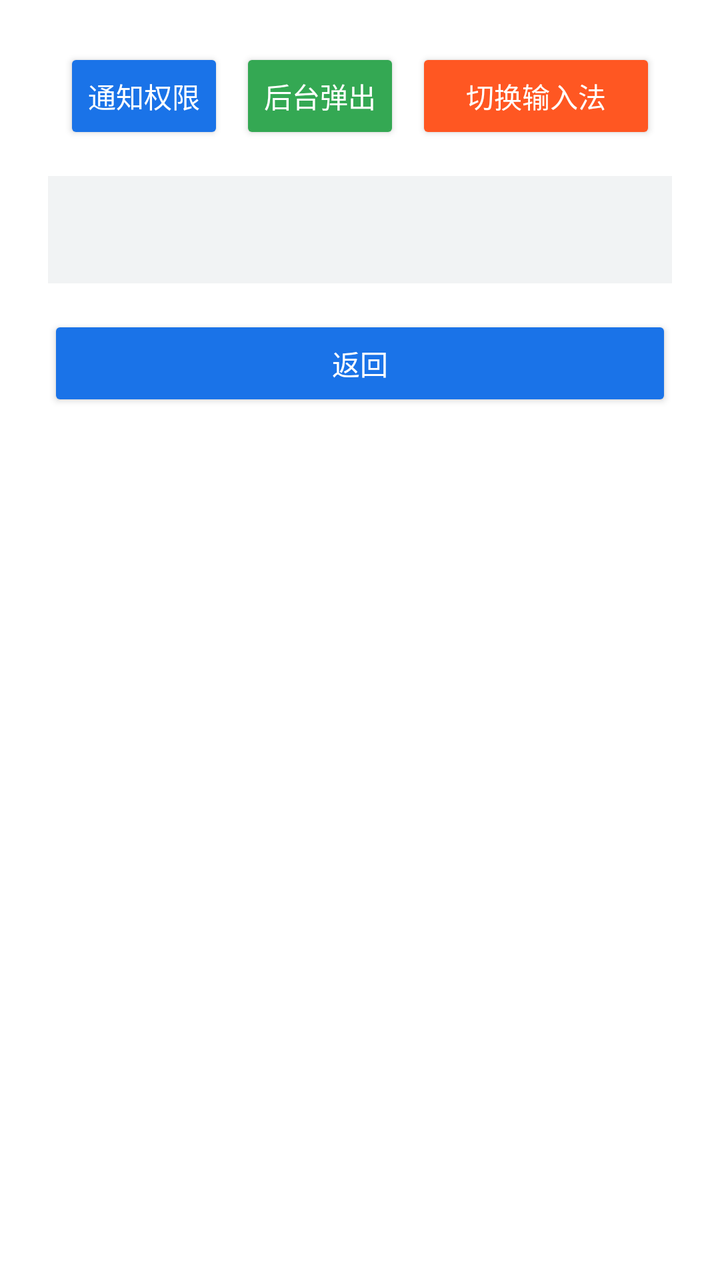
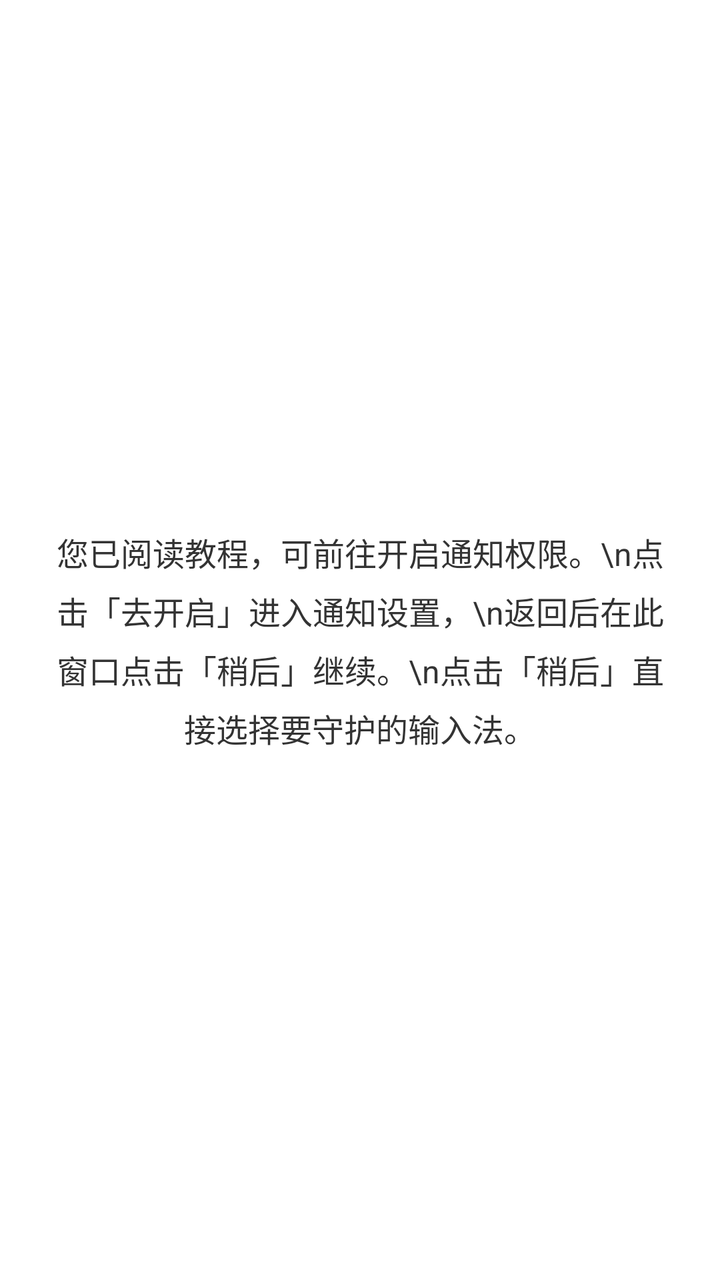

Screens rendered from an Android XML layout before and after an edit, with the pre-edit source and the edit as a unified diff.
<!-- AndroidManifest.xml: fallback theme Theme.MaterialComponents.DayNight.NoActionBar -->
<!-- res/layout/dialog_tutorial.xml -->
<?xml version="1.0" encoding="utf-8"?>
<LinearLayout xmlns:android="http://schemas.android.com/apk/res/android"
    android:layout_width="match_parent"
    android:layout_height="wrap_content"
    android:orientation="vertical"
    android:padding="24dp">

    <LinearLayout
        android:layout_width="match_parent"
        android:layout_height="wrap_content"
        android:orientation="horizontal"
        android:gravity="center"
        android:layout_marginBottom="16dp">

        <Button
            android:id="@+id/btn_tab_notification"
            android:layout_width="wrap_content"
            android:layout_height="wrap_content"
            android:text="通知权限"
            android:singleLine="true"
            android:minWidth="80dp"
            android:padding="8dp"
            android:backgroundTint="#1A73E8"
            android:textColor="#FFFFFF"
            android:layout_marginEnd="4dp"/>

        <Button
            android:id="@+id/btn_tab_overlay"
            android:layout_width="wrap_content"
            android:layout_height="wrap_content"
            android:text="后台弹出"
            android:singleLine="true"
            android:minWidth="80dp"
            android:padding="8dp"
            android:backgroundTint="#34A853"
            android:textColor="#FFFFFF"
            android:layout_marginStart="4dp"
            android:layout_marginEnd="4dp"/>

        <Button
            android:id="@+id/btn_tab_switch"
            android:layout_width="wrap_content"
            android:layout_height="wrap_content"
            android:text="切换输入法"
            android:singleLine="true"
            android:minWidth="120dp"
            android:padding="8dp"
            android:backgroundTint="#FF5722"
            android:textColor="#FFFFFF"
            android:layout_marginStart="4dp"/>
    </LinearLayout>

    <ScrollView
        android:layout_width="match_parent"
        android:layout_height="wrap_content"
        android:maxHeight="350dp"
        android:layout_marginBottom="16dp">

        <TextView
            android:id="@+id/tv_tutorial_content"
            android:layout_width="match_parent"
            android:layout_height="wrap_content"
            android:textSize="16sp"
            android:textColor="#333333"
            android:lineSpacingExtra="6dp"
            android:background="#F1F3F4"
            android:padding="16dp"/>
    </ScrollView>

    <Button
        android:id="@+id/btn_tutorial_back"
        android:layout_width="match_parent"
        android:layout_height="wrap_content"
        android:text="返回"
        android:enabled="true"
        android:backgroundTint="#1A73E8"
        android:textColor="#FFFFFF"
        android:padding="12dp"/>
</LinearLayout>
<!-- resources referenced by this layout -->
<resources>

</resources>

<!-- the commit's change to res/layout/dialog_tutorial.xml (unified diff, before → after) -->
@@ -3,77 +3,18 @@
     android:layout_width="match_parent"
     android:layout_height="wrap_content"
     android:orientation="vertical"
-    android:padding="24dp">
+    android:padding="24dp"
+    android:gravity="center">
 
-    <LinearLayout
+    <TextView
+        android:id="@+id/tv_transition_message"
         android:layout_width="match_parent"
         android:layout_height="wrap_content"
-        android:orientation="horizontal"
+        android:text="您已阅读教程，可前往开启通知权限。\n点击「去开启」进入通知设置，\n返回后在此窗口点击「稍后」继续。\n点击「稍后」直接选择要守护的输入法。"
+        android:textSize="16sp"
+        android:textColor="#333333"
         android:gravity="center"
-        android:layout_marginBottom="16dp">
-
-        <Button
-            android:id="@+id/btn_tab_notification"
-            android:layout_width="wrap_content"
-            android:layout_height="wrap_content"
-            android:text="通知权限"
-            android:singleLine="true"
-            android:minWidth="80dp"
-            android:padding="8dp"
-            android:backgroundTint="#1A73E8"
-            android:textColor="#FFFFFF"
-            android:layout_marginEnd="4dp"/>
-
-        <Button
-            android:id="@+id/btn_tab_overlay"
-            android:layout_width="wrap_content"
-            android:layout_height="wrap_content"
-            android:text="后台弹出"
-            android:singleLine="true"
-            android:minWidth="80dp"
-            android:padding="8dp"
-            android:backgroundTint="#34A853"
-            android:textColor="#FFFFFF"
-            android:layout_marginStart="4dp"
-            android:layout_marginEnd="4dp"/>
-
-        <Button
-            android:id="@+id/btn_tab_switch"
-            android:layout_width="wrap_content"
-            android:layout_height="wrap_content"
-            android:text="切换输入法"
-            android:singleLine="true"
-            android:minWidth="120dp"
-            android:padding="8dp"
-            android:backgroundTint="#FF5722"
-            android:textColor="#FFFFFF"
-            android:layout_marginStart="4dp"/>
-    </LinearLayout>
-
-    <ScrollView
-        android:layout_width="match_parent"
-        android:layout_height="wrap_content"
-        android:maxHeight="350dp"
-        android:layout_marginBottom="16dp">
-
-        <TextView
-            android:id="@+id/tv_tutorial_content"
-            android:layout_width="match_parent"
-            android:layout_height="wrap_content"
-            android:textSize="16sp"
-            android:textColor="#333333"
-            android:lineSpacingExtra="6dp"
-            android:background="#F1F3F4"
-            android:padding="16dp"/>
-    </ScrollView>
-
-    <Button
-        android:id="@+id/btn_tutorial_back"
-        android:layout_width="match_parent"
-        android:layout_height="wrap_content"
-        android:text="返回"
-        android:enabled="true"
-        android:backgroundTint="#1A73E8"
-        android:textColor="#FFFFFF"
-        android:padding="12dp"/>
+        android:lineSpacingExtra="6dp"
+        android:paddingTop="12dp"
+        android:paddingBottom="12dp"/>
 </LinearLayout>
